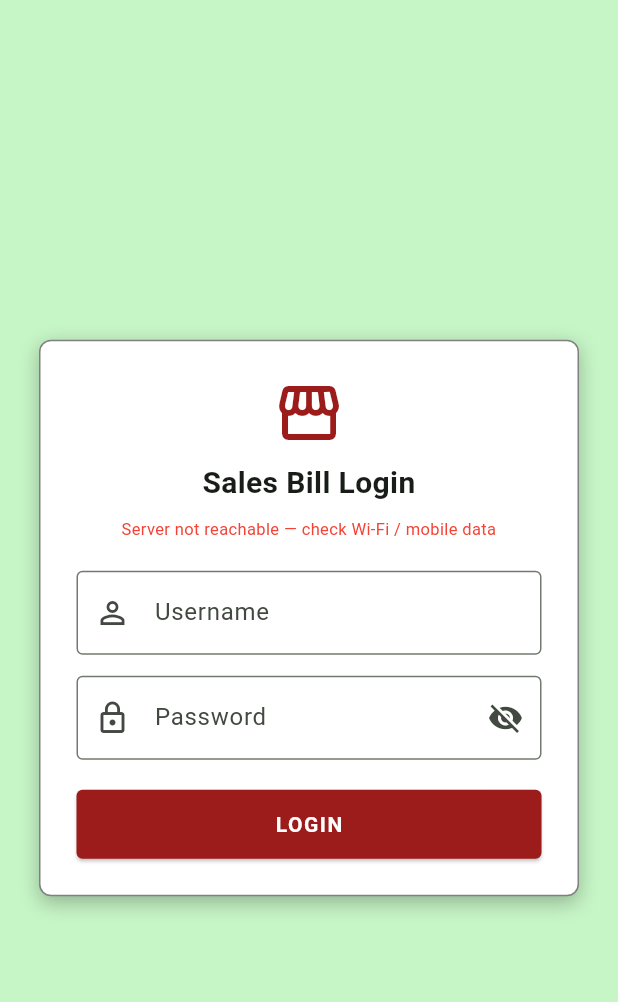
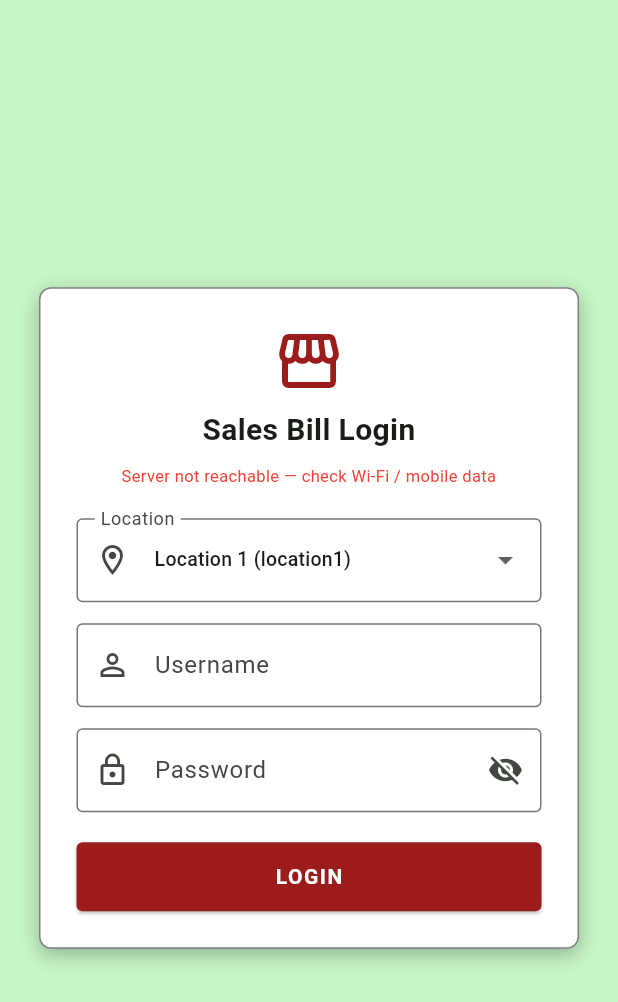
Before and after one commit to Vigneshwari116/sales, a Flutter app: the screen it shows after launch, on a phone screen of 412 x 824 dp. Shown: the top 1002 px of the screen. Run offline on Flutter 3.47's test engine with Material 3 defaults, Android fonts, the phone set to English and light mode, and no system bars; our stand-ins replace connectivity_plus, pdf, printing, shared_preferences, sqflite; accounts and stored records are empty; network calls fail.

Commit message:
Move location selection to login-time runtime config
- AppConfig loads/saves location_code from SharedPreferences
- Login screen location dropdown; DB and sync start only after login
- Logout closes LocalDb, stops sync services, clears location
- Single APK build; README updated without dart-define

Co-authored-by: gvigni04 <gvigni04@gmail.com>

```diff
--- a/lib/config/app_config.dart
+++ b/lib/config/app_config.dart
@@ -1,11 +1,25 @@
+import 'package:shared_preferences/shared_preferences.dart';
+
 class AppConfig {
-  static const String locationCode =
-      String.fromEnvironment('LOCATION_CODE', defaultValue: 'location1');
+  static String? _locationCode;
+
+  static bool get isLocationSet =>
+      _locationCode != null && _locationCode!.isNotEmpty;
+
+  static String get locationCode {
+    if (_locationCode == null) {
+      throw StateError('Location not set — user must log in first');
+    }
+    return _locationCode!;
+  }
 
   static String get expectedGstDbName => '${locationCode}_gst';
 
-  static String get displayLocationName {
-    switch (locationCode) {
+  static String get displayLocationName =>
+      displayLocationNameFor(locationCode);
+
+  static String displayLocationNameFor(String code) {
+    switch (code) {
       case 'location1':
         return 'Location 1';
       case 'location2':
@@ -15,7 +29,24 @@ class AppConfig {
       case 'location4':
         return 'Location 4';
       default:
-        return 'Location 1';
+        return code;
     }
   }
+
+  static Future<void> loadFromPrefs() async {
+    var prefs = await SharedPreferences.getInstance();
+    _locationCode = prefs.getString('location_code');
+  }
+
+  static Future<void> setLocation(String code) async {
+    var prefs = await SharedPreferences.getInstance();
+    await prefs.setString('location_code', code);
+    _locationCode = code;
+  }
+
+  static Future<void> clearLocation() async {
+    var prefs = await SharedPreferences.getInstance();
+    await prefs.remove('location_code');
+    _locationCode = null;
+  }
 }
--- a/lib/main.dart
+++ b/lib/main.dart
@@ -1,16 +1,13 @@
 import 'package:flutter/material.dart';
-import 'package:sales/db/local_db.dart';
+import 'package:sales/config/app_config.dart';
 import 'package:sales/screen/login_screen.dart';
 import 'package:sales/screen/sales_bill_screen.dart';
-import 'package:sales/services/auto_sync_service.dart';
+import 'package:sales/services/app_session_service.dart';
 import 'package:sales/services/session_service.dart';
-import 'package:sales/services/sync_service.dart';
 
 Future<void> main() async {
   WidgetsFlutterBinding.ensureInitialized();
-  await LocalDb.instance.initialize();
-  SyncService.instance.start();
-  AutoSyncService.instance.start();
+  await AppConfig.loadFromPrefs();
   runApp(const SalesBillApp());
 }
 
@@ -36,18 +33,29 @@ class AppRoot extends StatefulWidget {
 }
 
 class _AppRootState extends State<AppRoot> {
-  late Future<bool> _loginFuture;
+  late Future<Widget> _homeFuture;
 
   @override
   void initState() {
     super.initState();
-    _loginFuture = SessionService.isLoggedIn();
+    _homeFuture = _resolveHome();
+  }
+
+  Future<Widget> _resolveHome() async {
+    var loggedIn = await SessionService.isLoggedIn();
+
+    if (loggedIn && AppConfig.isLocationSet) {
+      await AppSessionService.onLoginComplete();
+      return const SalesBillScreen();
+    }
+
+    return const LoginScreen();
   }
 
   @override
   Widget build(BuildContext context) {
-    return FutureBuilder<bool>(
-      future: _loginFuture,
+    return FutureBuilder<Widget>(
+      future: _homeFuture,
       builder: (context, snapshot) {
         if (!snapshot.hasData) {
           return const Scaffold(
@@ -56,9 +64,7 @@ class _AppRootState extends State<AppRoot> {
           );
         }
 
-        return snapshot.data!
-            ? const SalesBillScreen()
-            : const LoginScreen();
+        return snapshot.data!;
       },
     );
   }
--- a/lib/screen/login_screen.dart
+++ b/lib/screen/login_screen.dart
@@ -1,5 +1,7 @@
 import 'package:flutter/material.dart';
 import 'package:sales/api/auth%20api.dart';
+import 'package:sales/config/app_config.dart';
+import 'package:sales/services/app_session_service.dart';
 import 'package:sales/services/session_service.dart';
 import 'sales_bill_screen.dart';
 
@@ -22,6 +24,15 @@ class _LoginScreenState extends State<LoginScreen> {
   bool _loading = false;
   String? _error;
   bool? _serverOnline;
+
+  final List<String> _locationCodes = const [
+    'location1',
+    'location2',
+    'location3',
+    'location4',
+  ];
+
+  String _selectedLocationCode = 'location1';
 
   @override
   void initState() {
@@ -58,6 +69,8 @@ class _LoginScreenState extends State<LoginScreen> {
     setState(() => _loading = false);
 
     if (result.ok) {
+      await AppConfig.setLocation(_selectedLocationCode);
+      await AppSessionService.onLoginComplete();
       await SessionService.saveLogin(_userCtrl.text.trim());
       if (!mounted) return;
       Navigator.of(context).pushReplacement(
@@ -114,6 +127,30 @@ class _LoginScreenState extends State<LoginScreen> {
                       ),
                     ],
                     const SizedBox(height: 20),
+                    DropdownButtonFormField<String>(
+                      value: _selectedLocationCode,
+                      decoration: const InputDecoration(
+                        labelText: 'Location',
+                        border: OutlineInputBorder(),
+                        prefixIcon: Icon(Icons.location_on_outlined),
+                      ),
+                      items: _locationCodes.map((code) {
+                        return DropdownMenuItem<String>(
+                          value: code,
+                          child: Text(
+                            '${AppConfig.displayLocationNameFor(code)} ($code)',
+                            style: const TextStyle(fontSize: 13),
+                          ),
+                        );
+                      }).toList(),
+                      onChanged: _loading
+                          ? null
+                          : (value) {
+                              if (value == null) return;
+                              setState(() => _selectedLocationCode = value);
+                            },
+                    ),
+                    const SizedBox(height: 14),
                     TextFormField(
                       controller: _userCtrl,
                       autocorrect: false,
--- a/lib/screen/sales_bill_screen.dart
+++ b/lib/screen/sales_bill_screen.dart
@@ -8,6 +8,7 @@ import 'package:sales/api/sales_api.dart';
 import 'package:sales/config/app_config.dart';
 import 'package:sales/models/sale_bill.dart';
 import 'package:sales/repositories/bill_repository.dart';
+import 'package:sales/services/app_session_service.dart';
 import 'package:sales/services/bill_print_service.dart';
 import 'package:sales/services/session_service.dart';
 
@@ -834,6 +835,8 @@ class _SalesBillScreenState extends State<SalesBillScreen> {
 
   void _exitScreen() async {
     await _persistSession();
+    await AppSessionService.onLogout();
+    await AppConfig.clearLocation();
     await SessionService.clearLogin();
 
     if (!mounted) return;
```
Also changed, not shown: lib/db/local_db.dart (+7 -0 lines), lib/services/app_session_service.dart (added, +17 -0 lines), 2 other files.
